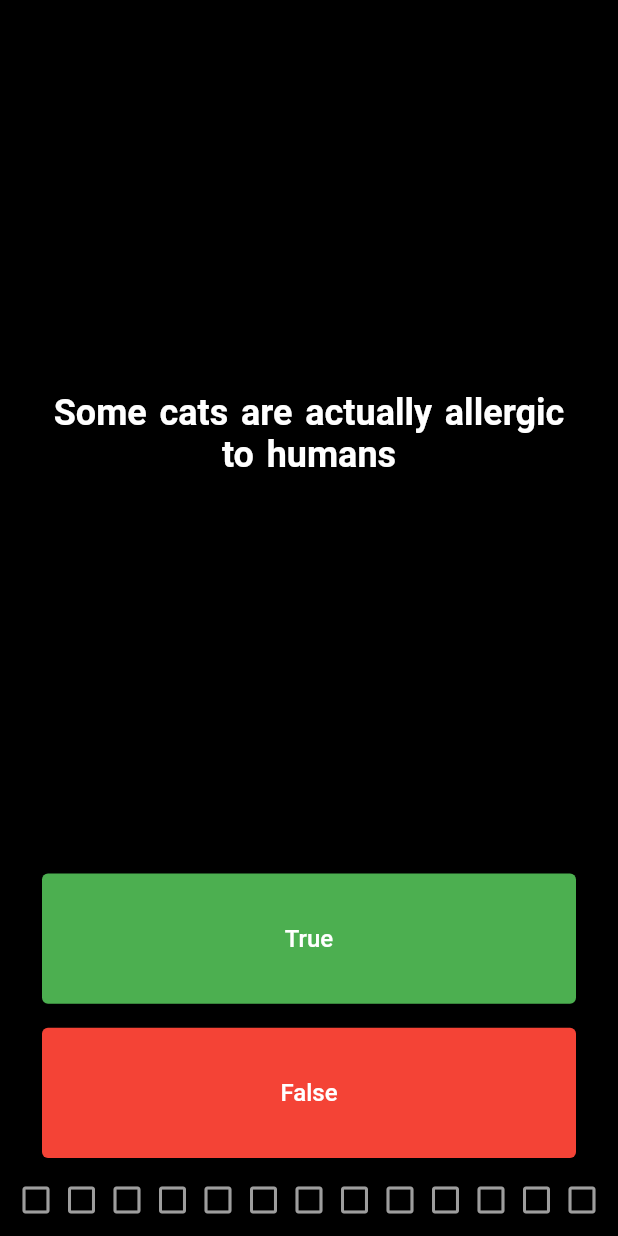
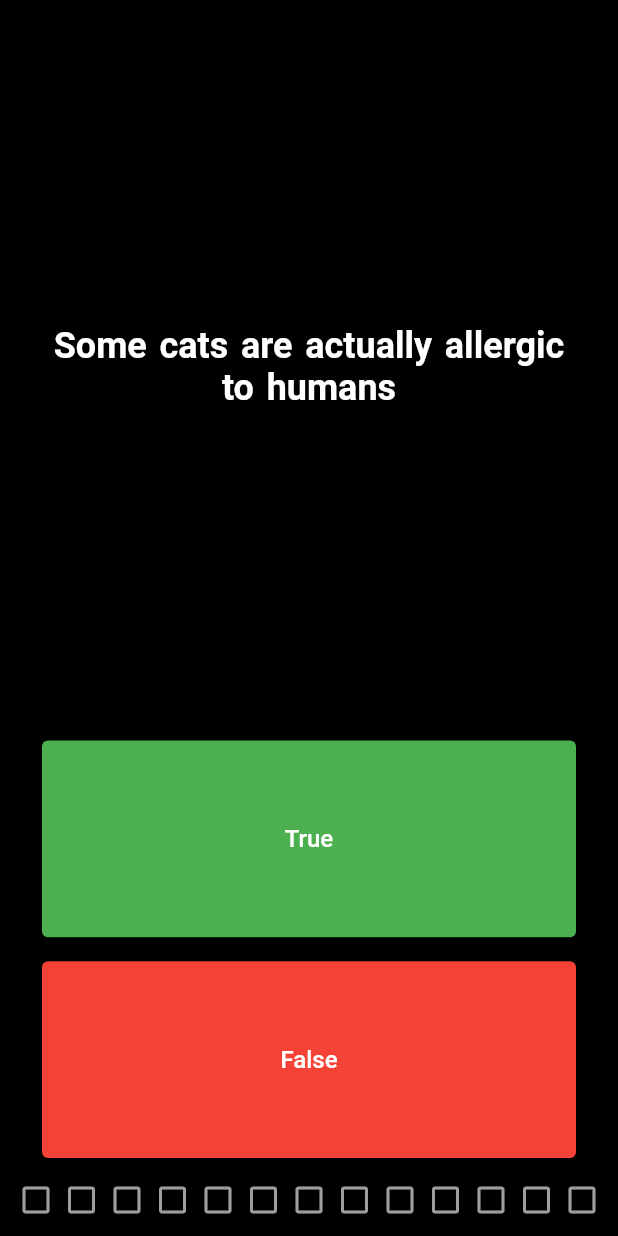
Before and after one commit to GowthamGoush/Quizzy-Flutter, a Flutter app: the screen it shows after launch, on a phone screen of 412 x 824 dp. Run offline on Flutter 3.47's test engine with Material 2 defaults, Android fonts, the phone set to English and light mode, and no system bars; our stand-ins replace rflutter_alert.

Commit message:
added even flex practices

```diff
--- a/lib/main.dart
+++ b/lib/main.dart
@@ -41,7 +41,7 @@ void scoreBoardSetUp() {
   }
 }
 
-class _QuizzyAppState extends State<QuizzyApp> {
+class _QuizzyAppState extends State<QuizzyApp> { //main content's stateful widget
   @override
   Widget build(BuildContext context) {
     return Column(
@@ -49,7 +49,7 @@ class _QuizzyAppState extends State<QuizzyApp> {
       crossAxisAlignment: CrossAxisAlignment.stretch,
       children: [
         Expanded(
-            flex: 5,
+            flex: 6,
             child: Padding(
               padding: EdgeInsets.all(16.0),
               child: Center(
@@ -65,7 +65,7 @@ class _QuizzyAppState extends State<QuizzyApp> {
               ),
             )),
         Expanded(
-            flex: 1,
+            flex: 2,
             child: Padding(
               padding: EdgeInsets.fromLTRB(16.0, 16.0, 16.0, 8.0),
               child: ElevatedButton(
@@ -83,7 +83,7 @@ class _QuizzyAppState extends State<QuizzyApp> {
               ),
             )),
         Expanded(
-            flex: 1,
+            flex: 2,
             child: Padding(
               padding: EdgeInsets.fromLTRB(16.0, 8.0, 16.0, 16.0),
               child: ElevatedButton(
```
